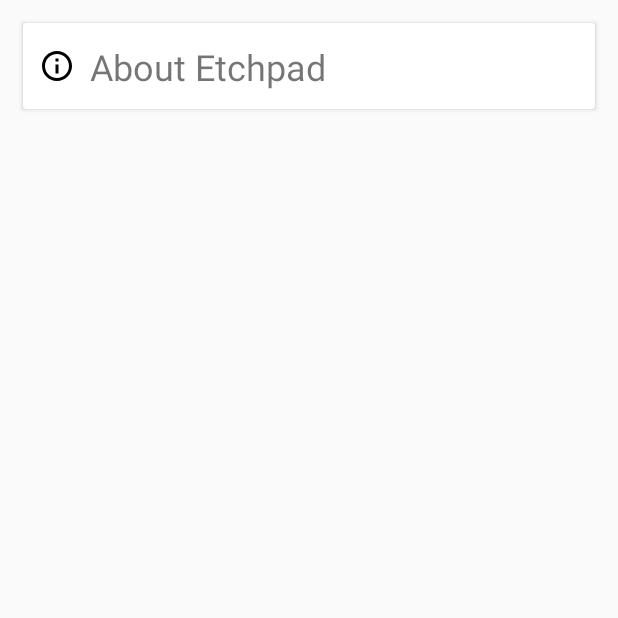
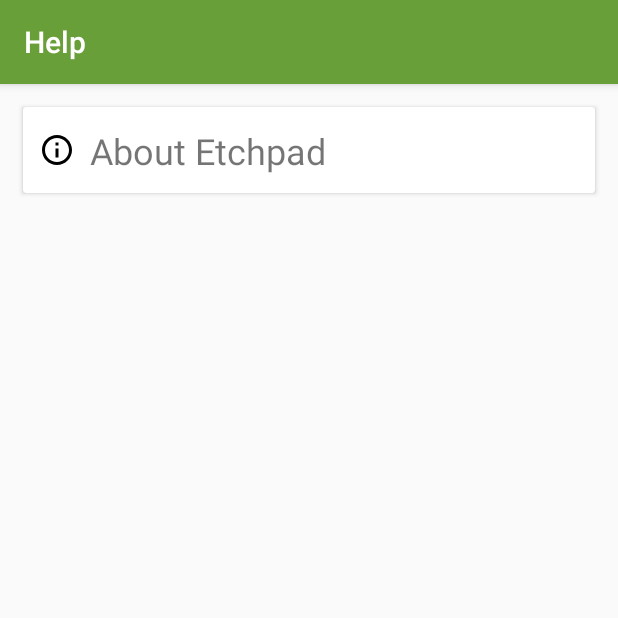
Before and after one commit to TirTech/Etchpad, an Android app: the HelpActivity screen opened directly, with no data from a screen before it, on a phone screen of 412 x 824 dp, the top half of it. Run offline under Robolectric (Android 15) with nearby library versions, the phone set to English and light mode, and no system bars.

Commit message:
#22 Help menu documentation

```diff
--- a/etchpad/app/build.gradle
+++ b/etchpad/app/build.gradle
@@ -27,6 +27,8 @@ android {
 
 dependencies {
     def lifecycle_version = "2.2.0"
+    final def  markwon_version =  'latest_version'
+
     implementation fileTree(include: ['*.jar'], dir: 'libs')
     implementation 'androidx.appcompat:appcompat:1.1.0'
     implementation 'androidx.constraintlayout:constraintlayout:1.1.3'
@@ -37,6 +39,7 @@ dependencies {
     implementation "androidx.lifecycle:lifecycle-livedata:$lifecycle_version"
     implementation "androidx.lifecycle:lifecycle-viewmodel-savedstate:$lifecycle_version"
     implementation 'com.google.android.gms:play-services-nearby:17.0.0'
+    implementation  "io.noties.markwon:core:4.2.2"
     testImplementation 'junit:junit:4.12'
     androidTestImplementation 'androidx.test.ext:junit:1.1.1'
     androidTestImplementation 'androidx.test.espresso:espresso-core:3.2.0'
--- a/etchpad/app/src/main/java/ca/tirtech/etchpad/HelpActivity.java
+++ b/etchpad/app/src/main/java/ca/tirtech/etchpad/HelpActivity.java
@@ -3,11 +3,33 @@ package ca.tirtech.etchpad;
 import android.os.Bundle;
 import androidx.annotation.Nullable;
 import androidx.appcompat.app.AppCompatActivity;
+import androidx.fragment.app.Fragment;
+import androidx.fragment.app.FragmentTransaction;
 
+/**
+ * Activity for showing help information and app details.
+ */
 public class HelpActivity extends AppCompatActivity {
 	@Override
 	protected void onCreate(@Nullable Bundle savedInstanceState) {
 		super.onCreate(savedInstanceState);
 		setContentView(R.layout.activity_help);
+		changeFragment(new HelpMenuFragment(), false);
+	}
+
+	/**
+	 * Change the fragment displayed by the activity.
+	 *
+	 * @param fragment       the new fragment to display.
+	 * @param addToBackstack whether to add this to the backstack
+	 */
+	public void changeFragment(Fragment fragment, boolean addToBackstack) {
+		FragmentTransaction transaction = getSupportFragmentManager().beginTransaction();
+
+		if (addToBackstack) {
+			transaction.addToBackStack(null);
+			transaction.setTransition(FragmentTransaction.TRANSIT_FRAGMENT_OPEN);
+		}
+		transaction.replace(R.id.help_fragment_container, fragment).commit();
 	}
 }
--- /dev/null
+++ b/etchpad/app/src/main/java/ca/tirtech/etchpad/HelpMenuFragment.java
@@ -0,0 +1,47 @@
+package ca.tirtech.etchpad;
+
+import android.annotation.SuppressLint;
+import android.os.Bundle;
+import android.view.LayoutInflater;
+import android.view.MotionEvent;
+import android.view.View;
+import android.view.ViewGroup;
+import androidx.annotation.NonNull;
+import androidx.annotation.Nullable;
+import androidx.annotation.StringRes;
+import androidx.constraintlayout.widget.ConstraintLayout;
+import androidx.fragment.app.Fragment;
+
+/**
+ * Main help menu providing options for help and information.
+ */
+public class HelpMenuFragment extends Fragment {
+
+	@SuppressLint ("ClickableViewAccessibility")
+	@Nullable
+	@Override
+	public View onCreateView(@NonNull LayoutInflater inflater, @Nullable ViewGroup container, @Nullable Bundle savedInstanceState) {
+		ConstraintLayout root = (ConstraintLayout) inflater.inflate(R.layout.fragment_help_list, container, false);
+		root.findViewById(R.id.help_item_about).setOnTouchListener((view, event) -> {
+			if (event.getAction() == MotionEvent.ACTION_DOWN) navigateToHelp(R.string.help_card_about, R.raw.help_about);
+			return true;
+		});
+		return root;
+	}
+
+	/**
+	 * Navigate to the help detail fragment.
+	 *
+	 * @param title the id of the title text
+	 * @param text  the id of the body text
+	 */
+	private void navigateToHelp(@StringRes int title, @StringRes int text) {
+		Bundle arguments = new Bundle();
+		arguments.putInt(HelpDetailFragment.ARG_TITLE_ID, title);
+		arguments.putInt(HelpDetailFragment.ARG_ITEM_ID, text);
+		HelpDetailFragment fragment = new HelpDetailFragment();
+		fragment.setArguments(arguments);
+		((HelpActivity) getActivity()).changeFragment(fragment, true);
+	}
+
+}
--- a/etchpad/app/src/main/java/ca/tirtech/etchpad/MainActivity.java
+++ b/etchpad/app/src/main/java/ca/tirtech/etchpad/MainActivity.java
@@ -30,7 +30,7 @@ public class MainActivity extends AppCompatActivity {
 		super.onCreate(savedInstanceState);
 		InteractionService.init(this);
 		setContentView(R.layout.activity_main);
-		Toolbar toolbar = findViewById(R.id.toolbar);
+		Toolbar toolbar = findViewById(R.id.help_toolbar);
 		setSupportActionBar(toolbar);
 		drawView = findViewById(R.id.drawingView);
 		permissionManager = new PermissionManager(v -> Snackbar.make(drawView, "Permissions ok", Snackbar.LENGTH_LONG).show());
--- a/etchpad/app/src/main/java/ca/tirtech/etchpad/drawingView/network/DrawingSyncDialog.java
+++ b/etchpad/app/src/main/java/ca/tirtech/etchpad/drawingView/network/DrawingSyncDialog.java
@@ -29,6 +29,8 @@ public class DrawingSyncDialog {
 				.setPositiveButton("TEST", null)
 				.setNegativeButton("TEST", null)
 				.show();
+		dialog.setCanceledOnTouchOutside(false);
+		dialog.setCancelable(false);
 		syncProgress = dialog.findViewById(R.id.pb_sync_progress);
 		txtMessage = dialog.findViewById(R.id.txt_message);
 		txtPrompt = dialog.findViewById(R.id.txt_prompt);
--- a/etchpad/app/src/main/res/layout/activity_help.xml
+++ b/etchpad/app/src/main/res/layout/activity_help.xml
@@ -1,23 +1,37 @@
 <?xml version="1.0" encoding="utf-8"?>
-<androidx.constraintlayout.widget.ConstraintLayout xmlns:android="http://schemas.android.com/apk/res/android"
-                                                   xmlns:app="http://schemas.android.com/apk/res-auto" android:orientation="vertical"
-                                                   android:layout_width="match_parent"
-                                                   android:layout_height="match_parent">
-    <androidx.cardview.widget.CardView
-            android:layout_width="0dp"
-            android:layout_height="57dp" app:layout_constraintEnd_toEndOf="parent" app:layout_constraintStart_toStartOf="parent" android:layout_marginStart="15dp" android:layout_marginEnd="15dp" app:layout_constraintTop_toTopOf="parent" android:layout_marginTop="15dp">
+<androidx.coordinatorlayout.widget.CoordinatorLayout
+        xmlns:android="http://schemas.android.com/apk/res/android"
+        xmlns:app="http://schemas.android.com/apk/res-auto"
+        xmlns:tools="http://schemas.android.com/tools"
+        android:layout_width="match_parent"
+        android:layout_height="match_parent"
+        tools:context=".MainActivity">
 
+    <LinearLayout
+            android:layout_width="match_parent"
+            android:layout_height="match_parent"
+            android:orientation="vertical">
+
+        <com.google.android.material.appbar.AppBarLayout
+                android:layout_width="match_parent"
+                android:layout_height="wrap_content"
+                android:theme="@style/AppTheme.AppBarOverlay">
+
+            <androidx.appcompat.widget.Toolbar
+                    android:id="@+id/help_toolbar"
+                    android:layout_width="match_parent"
+                    android:layout_height="?attr/actionBarSize"
+                    android:background="?attr/colorPrimary"
+                    app:popupTheme="@style/AppTheme.PopupOverlay" app:title="@string/action_help"/>
+
+        </com.google.android.material.appbar.AppBarLayout>
 
         <androidx.constraintlayout.widget.ConstraintLayout
+                android:id="@+id/help_fragment_container"
                 android:layout_width="match_parent"
                 android:layout_height="match_parent">
-            <ImageView
-                    android:layout_width="wrap_content"
-                    android:layout_height="wrap_content" app:srcCompat="@drawable/ic_info_outline_black_24dp" android:id="@+id/imageView" app:layout_constraintStart_toStartOf="parent" app:layout_constraintTop_toTopOf="parent" app:layout_constraintBottom_toBottomOf="parent" app:layout_constraintEnd_toStartOf="@+id/help_about"/>
-            <TextView
-                    android:id="@+id/help_about"
-                    android:layout_width="wrap_content"
-                    android:layout_height="wrap_content" android:text="@string/help_card_about" app:layout_constraintStart_toStartOf="parent" app:layout_constraintEnd_toEndOf="parent" app:layout_constraintBottom_toBottomOf="parent" app:layout_constraintTop_toTopOf="parent" app:layout_constraintHorizontal_bias="0.20" android:textSize="24sp"/>
+
         </androidx.constraintlayout.widget.ConstraintLayout>
-    </androidx.cardview.widget.CardView>
-</androidx.constraintlayout.widget.ConstraintLayout>
+    </LinearLayout>
+
+</androidx.coordinatorlayout.widget.CoordinatorLayout>
--- a/etchpad/app/src/main/res/layout/activity_main.xml
+++ b/etchpad/app/src/main/res/layout/activity_main.xml
@@ -13,7 +13,7 @@
             android:theme="@style/AppTheme.AppBarOverlay">
 
         <androidx.appcompat.widget.Toolbar
-                android:id="@+id/toolbar"
+                android:id="@+id/help_toolbar"
                 android:layout_width="match_parent"
                 android:layout_height="?attr/actionBarSize"
                 android:background="?attr/colorPrimary"
--- a/etchpad/app/src/main/res/layout/activity_settings.xml
+++ b/etchpad/app/src/main/res/layout/activity_settings.xml
@@ -17,7 +17,7 @@
             android:theme="@style/AppTheme.AppBarOverlay">
 
             <androidx.appcompat.widget.Toolbar
-                    android:id="@+id/toolbar"
+                    android:id="@+id/help_toolbar"
                     android:layout_width="match_parent"
                     android:layout_height="?attr/actionBarSize"
                     android:background="?attr/colorPrimary"
--- /dev/null
+++ b/etchpad/app/src/main/res/layout/fragment_help_list.xml
@@ -0,0 +1,23 @@
+<?xml version="1.0" encoding="utf-8"?>
+<androidx.constraintlayout.widget.ConstraintLayout xmlns:android="http://schemas.android.com/apk/res/android"
+                                                   xmlns:app="http://schemas.android.com/apk/res-auto" android:orientation="vertical"
+                                                   android:layout_width="match_parent"
+                                                   android:layout_height="match_parent">
+    <androidx.cardview.widget.CardView
+            android:layout_width="0dp"
+            android:layout_height="57dp" app:layout_constraintEnd_toEndOf="parent" app:layout_constraintStart_toStartOf="parent" android:layout_marginStart="15dp" android:layout_marginEnd="15dp" app:layout_constraintTop_toTopOf="parent" android:layout_marginTop="15dp">
+
+
+        <androidx.constraintlayout.widget.ConstraintLayout
+                android:layout_width="match_parent"
+                android:layout_height="match_parent" android:id="@+id/help_item_about">
+            <ImageView
+                    android:layout_width="wrap_content"
+                    android:layout_height="wrap_content" app:srcCompat="@drawable/ic_info_outline_black_24dp" android:id="@+id/imageView" app:layout_constraintStart_toStartOf="parent" app:layout_constraintTop_toTopOf="parent" app:layout_constraintBottom_toBottomOf="parent" app:layout_constraintEnd_toStartOf="@+id/help_text_about"/>
+            <TextView
+                    android:id="@+id/help_text_about"
+                    android:layout_width="wrap_content"
+                    android:layout_height="wrap_content" android:text="@string/help_card_about" app:layout_constraintStart_toStartOf="parent" app:layout_constraintEnd_toEndOf="parent" app:layout_constraintBottom_toBottomOf="parent" app:layout_constraintTop_toTopOf="parent" app:layout_constraintHorizontal_bias="0.20" android:textSize="24sp"/>
+        </androidx.constraintlayout.widget.ConstraintLayout>
+    </androidx.cardview.widget.CardView>
+</androidx.constraintlayout.widget.ConstraintLayout>
--- a/etchpad/build.gradle
+++ b/etchpad/build.gradle
@@ -4,7 +4,6 @@ buildscript {
     repositories {
         google()
         jcenter()
-
     }
     dependencies {
         classpath 'com.android.tools.build:gradle:3.5.3'
```
Also changed, not shown: etchpad/app/src/main/java/ca/tirtech/etchpad/HelpDetailFragment.java (added, +77 -0 lines), etchpad/app/src/main/res/layout/fragment_help_detail.xml (added, +10 -0 lines), etchpad/app/src/main/res/values/strings.xml (+1 -8 lines), 1 other file.
